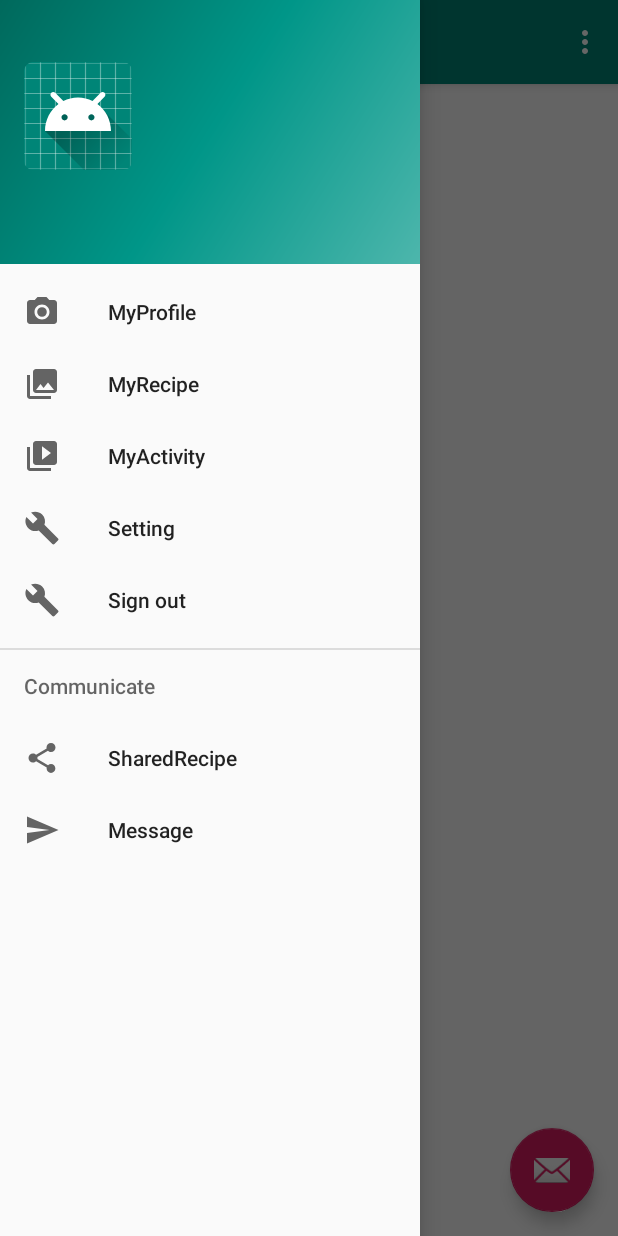
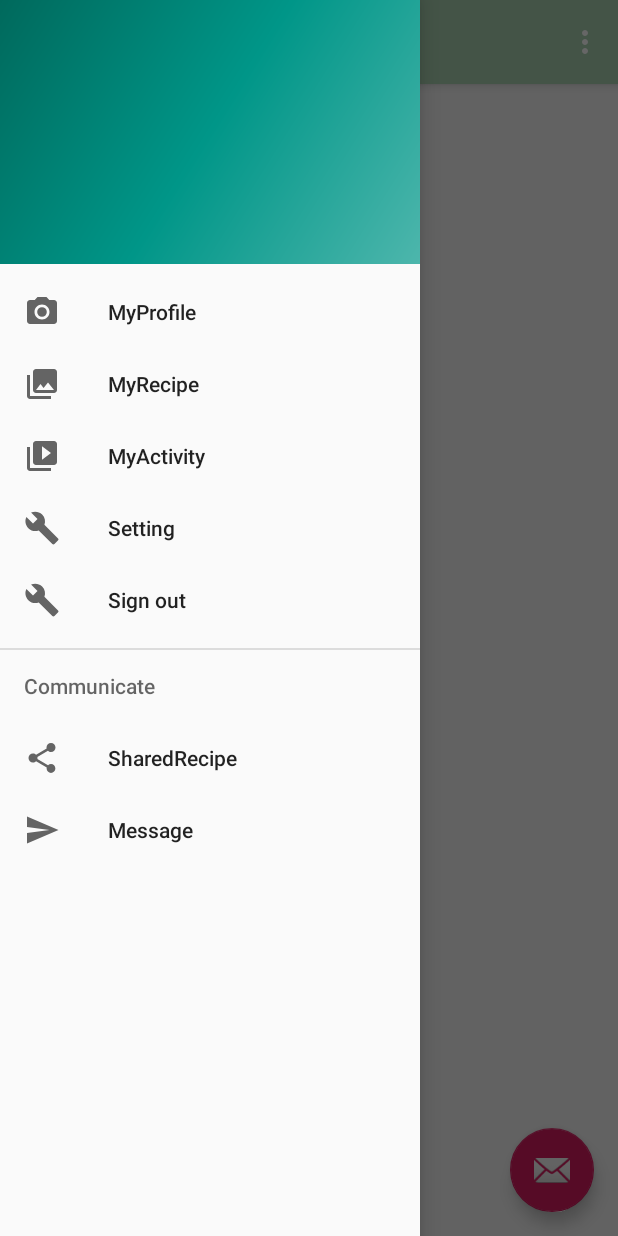
Before and after one commit to MinSukKim/CooKingRecipe, an Android app: the screen it shows after launch once a user with an empty profile is signed in (main), with the side drawer open, on a phone screen of 412 x 824 dp. Run offline under Robolectric (Android 15) with nearby library versions, the phone set to English and light mode, and no system bars; our stand-ins replace Firebase (no records; nobody signed in at launch, a user with empty details on screens opened directly).

Commit message:
Login_background

```diff
--- a/app/build.gradle
+++ b/app/build.gradle
@@ -32,6 +32,9 @@ dependencies {
     implementation 'com.google.firebase:firebase-database:15.0.0'
     implementation 'com.google.firebase:firebase-firestore:16.0.0'
     implementation 'com.android.support:mediarouter-v7:28.0.0'
+//    implementation 'com.android.support:cardview-v7:28.0'
+//    implementation 'com.android.support:recyclerview-v7:28.0'
+
 }
 
 apply plugin: 'com.google.gms.google-services'
--- a/app/src/main/res/layout/app_bar_main.xml
+++ b/app/src/main/res/layout/app_bar_main.xml
@@ -4,6 +4,7 @@
     xmlns:tools="http://schemas.android.com/tools"
     android:layout_width="match_parent"
     android:layout_height="match_parent"
+    android:background="@color/browser_actions_bg_grey"
     tools:context=".main">
 
     <android.support.design.widget.AppBarLayout
@@ -20,9 +21,10 @@
 
     </android.support.design.widget.AppBarLayout>
 
-    <include layout="@layout/content_main"
+    <include
+        layout="@layout/content_main"
         android:layout_width="match_parent"
-        android:layout_height="match_parent"/>
+        android:layout_height="match_parent" />
 
     <android.support.design.widget.FloatingActionButton
         android:id="@+id/fab"
--- a/app/src/main/res/layout/content_main.xml
+++ b/app/src/main/res/layout/content_main.xml
@@ -4,6 +4,7 @@
     xmlns:tools="http://schemas.android.com/tools"
     android:layout_width="match_parent"
     android:layout_height="match_parent"
+    android:background="@color/browser_actions_bg_grey"
     app:layout_behavior="@string/appbar_scrolling_view_behavior"
     tools:context=".main"
     tools:showIn="@layout/app_bar_main">
--- a/app/src/main/res/layout/nav_header_main.xml
+++ b/app/src/main/res/layout/nav_header_main.xml
@@ -12,17 +12,9 @@
     android:paddingBottom="@dimen/activity_vertical_margin"
     android:theme="@style/ThemeOverlay.AppCompat.Dark">
 
-    <ImageView
-        android:id="@+id/imageView"
-        android:layout_width="wrap_content"
-        android:layout_height="wrap_content"
-        android:contentDescription="@string/nav_header_desc"
-        android:paddingTop="@dimen/nav_header_vertical_spacing"
-        app:srcCompat="@mipmap/ic_launcher_round" />
-
     <TextView
         android:id="@+id/name"
-        android:layout_width="match_parent"
+        android:layout_width="wrap_content"
         android:layout_height="wrap_content"
         android:paddingTop="@dimen/nav_header_vertical_spacing"
         android:text="@string/nav_header_title"
--- a/app/src/main/res/values/styles.xml
+++ b/app/src/main/res/values/styles.xml
@@ -3,15 +3,18 @@
     <!-- Base application theme. -->
     <style name="AppTheme" parent="Theme.AppCompat.Light.DarkActionBar">
         <!-- Customize your theme here. -->
-        <item name="colorPrimary">@color/colorPrimary</item>
+        <!--<item name="colorPrimary">@color/colorPrimary</item>-->
+        <item name="colorPrimary">#aad4b3</item>
         <item name="colorPrimaryDark">@color/colorPrimaryDark</item>
         <item name="colorAccent">@color/colorAccent</item>
-    </style>
-
-    <style name="AppTheme.NoActionBar">
         <item name="windowActionBar">false</item>
         <item name="windowNoTitle">true</item>
     </style>
+
+    <!--<style name="AppTheme.NoActionBar">-->
+        <!--<item name="windowActionBar">false</item>-->
+        <!--<item name="windowNoTitle">true</item>-->
+    <!--</style>-->
 
     <style name="AppTheme.AppBarOverlay" parent="ThemeOverlay.AppCompat.Dark.ActionBar" />
 
```
Also changed, not shown: app/src/main/res/layout/activity_login.xml (+5 -3 lines).
